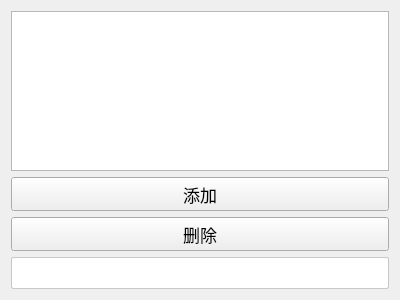
Before: the Qt Designer form plugins/Base_GlobalParameter/GlobalParameterSettingWidget.ui in asd977/base_cae, drawn with Qt 5.
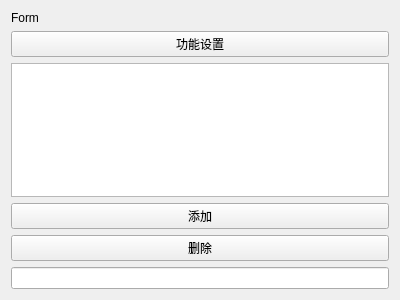
After: the same form once the commit is applied. Icons and pictures are not drawn. Custom widgets are drawn as their Qt base class.

Commit message: fix(ui): place verticalSpacer at page root layout end

```diff
--- a/plugins/Base_GlobalParameter/GlobalParameterSettingWidget.ui
+++ b/plugins/Base_GlobalParameter/GlobalParameterSettingWidget.ui
@@ -13,107 +13,23 @@
   <property name="windowTitle">
    <string>Form</string>
   </property>
-  <property name="styleSheet">
-   <string notr="true">QWidget{
-font-family: &quot;Microsoft YaHei&quot;, &quot;微软雅黑&quot;;
-}
-QPushButton {
-    font-size: 17px;
-    min-height: 32px;
-}
-QPushButton#pushButton {
-    background-color: rgb(224, 233, 244);
-    border-width: 1px;
-    border-color: rgb(121, 121, 121);
-    border-style: solid;
-    min-height: 33px;
-    border-top: 1px solid rgb(169, 169, 169);
-    border-bottom: 1px solid rgb(169, 169, 169);
-    border-left: none;
-    border-right: none;
-    text-align: left;
-    padding-left: 15px;
-    font-size: 17px;
-}
-QLabel {
-    font-size: 17px;
-    color: rgb(51, 51, 51);
-}
-QLabel#pageNameLabel {
-    font-size: 20px;
-    padding-left: 9px;
-    color: rgb(53, 103, 147);
-}
-QLineEdit, QTextEdit, QPlainTextEdit, QSpinBox, QDoubleSpinBox, QDateTimeEdit {
-    border: 1px solid rgb(200, 200, 200);
-    border-radius: 2px;
-    font-size: 17px;
-    min-height: 30px;
-}
-QLineEdit:focus, QTextEdit:focus, QPlainTextEdit:focus,
-QSpinBox:focus, QDoubleSpinBox:focus, QDateTimeEdit:focus {
-    border-color: rgb(100, 100, 255);
-    outline: none;
-}
-QComboBox {
-    font-size: 17px;
-    color: rgb(51, 51, 51);
-    padding-left: 6px;
-    background: rgb(240, 240, 240);
-    border: 1px solid rgb(169, 169, 169);
-    border-radius: 3px;
-    min-height: 30px;
-}
-QComboBox::drop-down {
-    subcontrol-origin: padding;
-    subcontrol-position: top right;
-    width: 20px;
-    background: rgb(240, 240, 240);
-    border-left: 1px solid rgb(190, 190, 190);
-}
-QComboBox::down-arrow {
-    image: url(:/resources/arrow_down_drawn.svg);
-    width: 12px;
-    height: 12px;
-}
-QSpinBox::up-button, QDoubleSpinBox::up-button {
-    subcontrol-origin: border;
-    subcontrol-position: top right;
-    width: 18px;
-    border-left: 1px solid rgb(190, 190, 190);
-    border-bottom: 1px solid rgb(210, 210, 210);
-    background: rgb(240, 240, 240);
-}
-QSpinBox::down-button, QDoubleSpinBox::down-button {
-    subcontrol-origin: border;
-    subcontrol-position: bottom right;
-    width: 18px;
-    border-left: 1px solid rgb(190, 190, 190);
-    background: rgb(240, 240, 240);
-}
-QSpinBox::up-arrow, QDoubleSpinBox::up-arrow {
-    image: url(:/resources/arrow_up_drawn.svg);
-    width: 10px;
-    height: 10px;
-}
-QSpinBox::down-arrow, QDoubleSpinBox::down-arrow {
-    image: url(:/resources/arrow_down_drawn.svg);
-    width: 10px;
-    height: 10px;
-}
-QRadioButton, QCheckBox, QGroupBox {
-    font-size: 17px;
-}
-QTableWidget, QTreeWidget, QListWidget {
-    font-size: 16px;
-    gridline-color: rgb(210, 210, 210);
-}
-
-</string>
-  </property>
   <layout class="QVBoxLayout" name="verticalLayout">
+      <item>
+    <widget class="QLabel" name="pageNameLabel">
+     <property name="text">
+      <string>Form</string>
+     </property>
+    </widget>
+   </item>
    <item>
-    <widget class="QTableWidget" name="kvTable"/>
+    <widget class="QPushButton" name="pushButton">
+     <property name="text">
+      <string>功能设置</string>
+     </property>
+    </widget>
+   </item>
+<item>
+    <widget class="QTableWidget" name="kvTable" />
    </item>
    <item>
     <widget class="QPushButton" name="addRowBtn">
@@ -132,7 +48,20 @@
    <item>
     <widget class="KeyValueLineEdit" name="lineEdit"/>
    </item>
-  </layout>
+     <item>
+    <spacer name="verticalSpacer">
+     <property name="orientation">
+      <enum>Qt::Vertical</enum>
+     </property>
+     <property name="sizeHint" stdset="0">
+      <size>
+       <width>20</width>
+       <height>40</height>
+      </size>
+     </property>
+    </spacer>
+   </item>
+</layout>
  </widget>
  <customwidgets>
   <customwidget>
```
Left out of the diff: 8 changed lines with no effect on the pictures. The commit also changes 45 other files.
